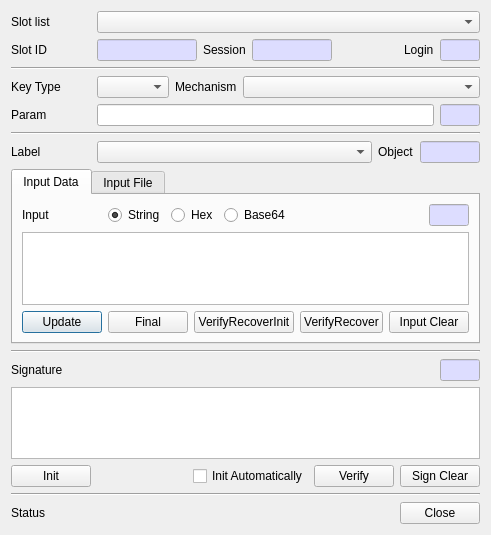
First picture: the form in CryptokiMan/verify_dlg.ui, repository jykim74/CryptokiMan, before the edit.
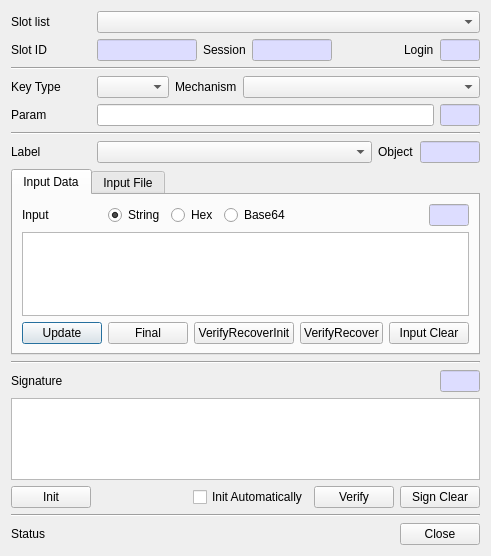
Second picture: the form after the edit. The open tabs and pages were chosen to show the change.

Commit message: 소스 오류 수정

The edit to the form file:
```diff
--- a/CryptokiMan/verify_dlg.ui
+++ b/CryptokiMan/verify_dlg.ui
@@ -6,8 +6,8 @@
    <rect>
     <x>0</x>
     <y>0</y>
-    <width>491</width>
-    <height>535</height>
+    <width>478</width>
+    <height>556</height>
    </rect>
   </property>
   <property name="windowTitle">
```
Left out of the diff: 2 changed lines with no effect on the pictures. The commit also changes 2 other files.
